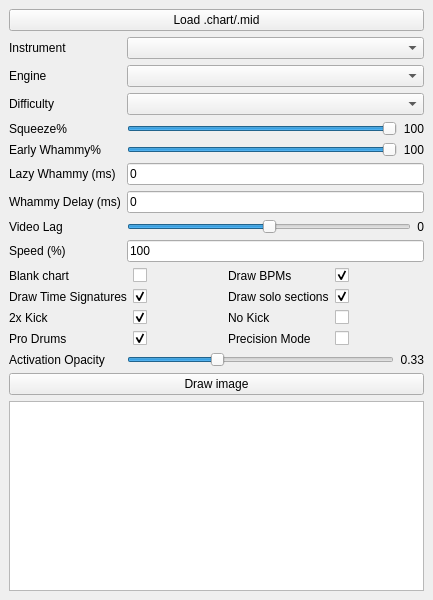
First picture: the form in gui/mainwindow.ui, repository GenericMadScientist/CHOpt, before the edit.
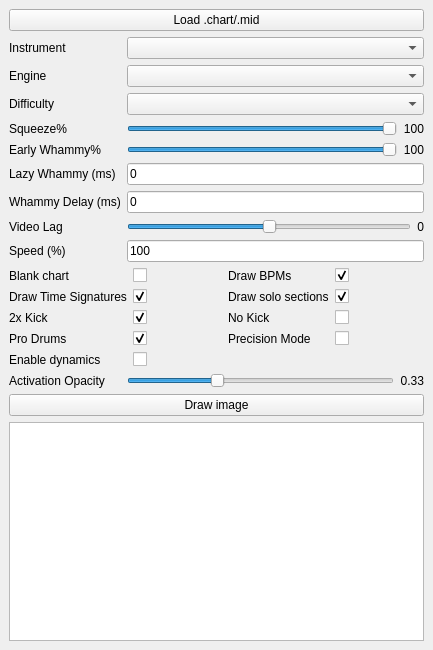
Second picture: the form after the edit.

Commit message: Add checkbox for dynamics

What changed in the file:
```diff
--- a/gui/mainwindow.ui
+++ b/gui/mainwindow.ui
@@ -7,7 +7,7 @@
     <x>0</x>
     <y>0</y>
     <width>433</width>
-    <height>600</height>
+    <height>650</height>
    </rect>
   </property>
   <property name="windowTitle">
@@ -366,6 +366,20 @@
             </property>
           </widget>
         </item>
+        <item row="4" column="0">
+          <widget class="QLabel" name="label_dynamics">
+            <property name="text">
+              <string>Enable dynamics</string>
+            </property>
+          </widget>
+        </item>
+        <item row="4" column="1">
+          <widget class="QCheckBox" name="dynamicsCheckBox">
+            <property name="checked">
+              <bool>false</bool>
+            </property>
+          </widget>
+        </item>
        </layout>
       </item>
       <item row="2" column="0">
```
The commit also changes 1 other file.
